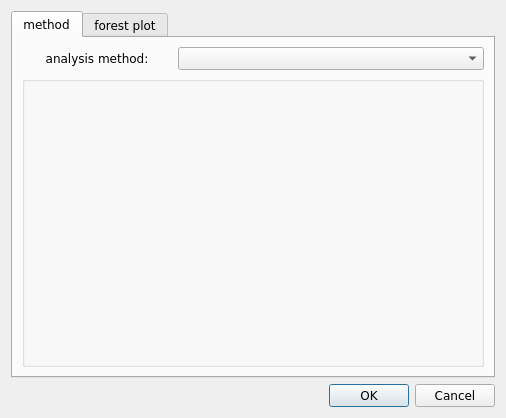
This is ma_specs2.ui in bwallace/OpenMeta-analyst- as Qt 5 draws it before an edit. The edited form follows.
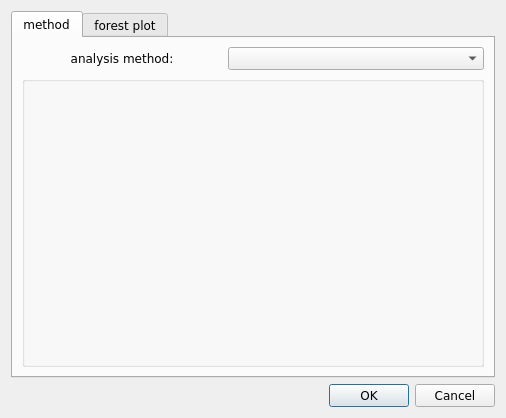
This is the edited form. Icons and pictures are not drawn.

What changed in the file:
```diff
--- a/ma_specs2.ui
+++ b/ma_specs2.ui
@@ -42,13 +42,13 @@
           <widget class="QLabel" name="label">
            <property name="minimumSize">
             <size>
-             <width>100</width>
+             <width>200</width>
              <height>0</height>
             </size>
            </property>
            <property name="maximumSize">
             <size>
-             <width>150</width>
+             <width>200</width>
              <height>16777215</height>
             </size>
            </property>
```
Left out of the diff: 4 changed lines with no effect on the pictures.
